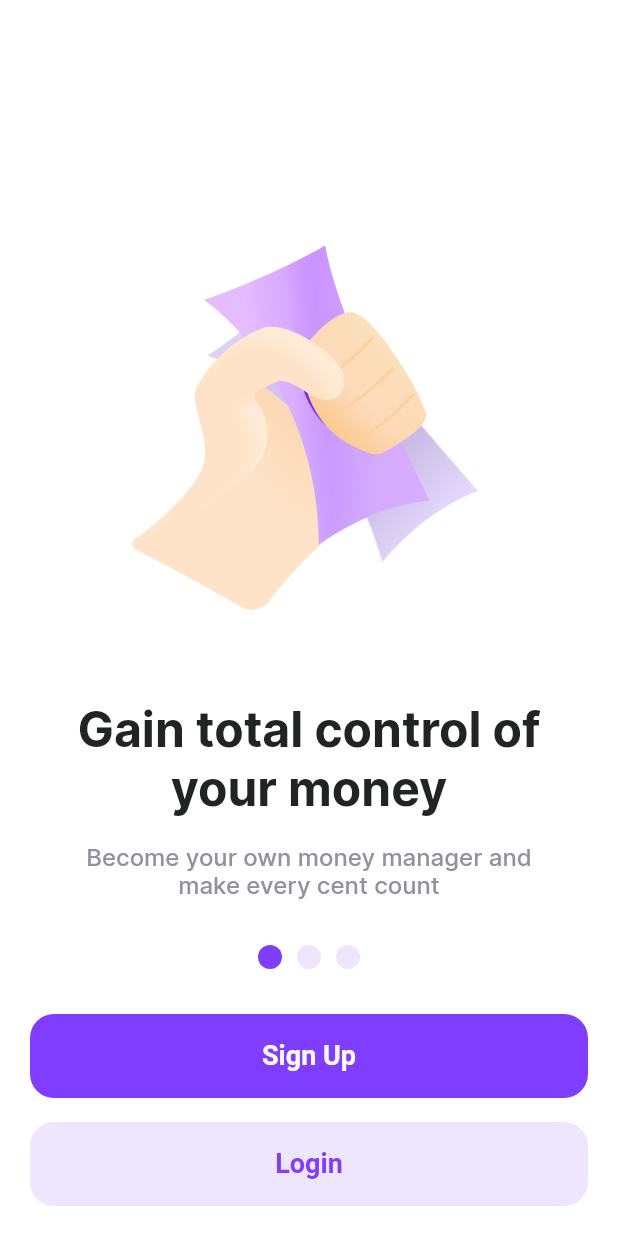
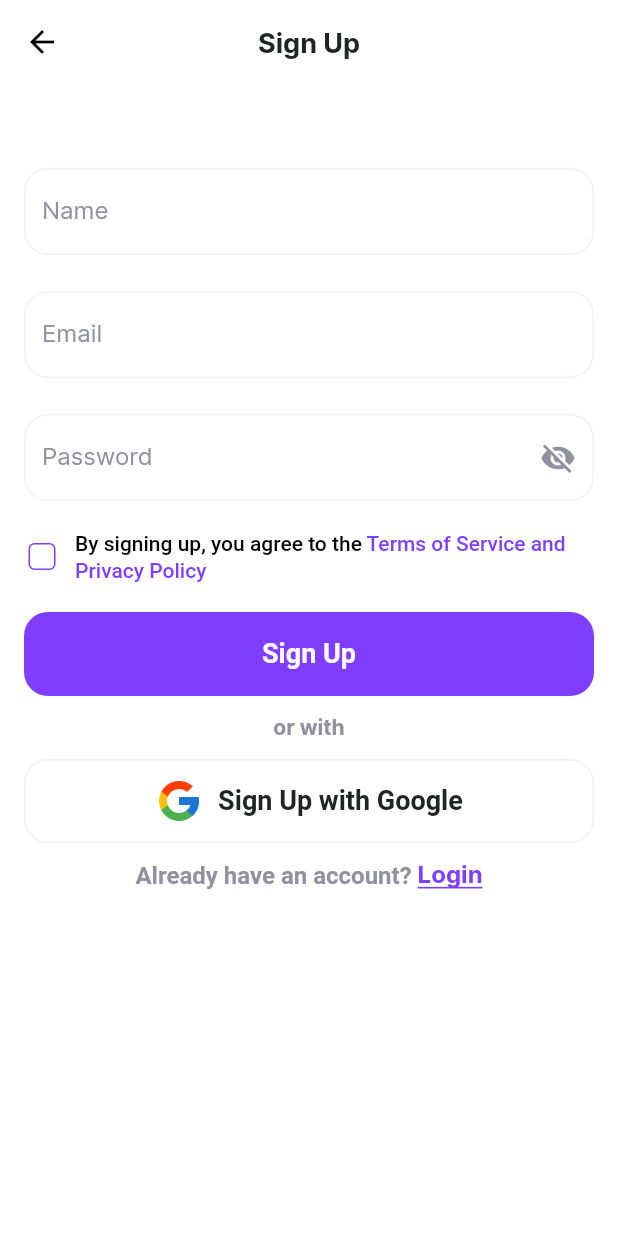
Before and after one commit to Manuelkpatsu/montra, a Flutter app: the screen it shows after launch, after a tap on "Sign Up", on a phone screen of 412 x 824 dp. Run offline on Flutter 3.47's test engine with Material 2 defaults, Android fonts, the phone set to English and light mode, and no system bars; drawn by our look-alikes of smooth_page_indicator.

Commit message:
Complete UI for sign up screen

```diff
--- a/lib/router.dart
+++ b/lib/router.dart
@@ -2,6 +2,7 @@ import 'package:flutter/material.dart';
 import 'package:montra/screen/splash/splash_screen.dart';
 
 import 'screen/auth/onboarding/onboarding_screen.dart';
+import 'screen/auth/sign_up/sign_up_screen.dart';
 
 class AppRouter {
   static Route<dynamic> generateRoute(RouteSettings settings) {
@@ -10,6 +11,8 @@ class AppRouter {
         return MaterialPageRoute(builder: (_) => const SplashScreen());
       case OnboardingScreen.routeName:
         return MaterialPageRoute(builder: (_) => const OnboardingScreen());
+      case SignUpScreen.routeName:
+        return MaterialPageRoute(builder: (_) => const SignUpScreen());
       default:
         return MaterialPageRoute(
           builder: (_) => Scaffold(
--- a/lib/screen/auth/onboarding/onboarding_screen.dart
+++ b/lib/screen/auth/onboarding/onboarding_screen.dart
@@ -1,5 +1,6 @@
 import 'package:flutter/material.dart';
 import 'package:montra/model/page_view_model.dart';
+import 'package:montra/screen/auth/sign_up/sign_up_screen.dart';
 import 'package:montra/screen/widget/custom_button.dart';
 import 'package:montra/theme/custom_color.dart';
 import 'package:smooth_page_indicator/smooth_page_indicator.dart';
@@ -88,13 +89,14 @@ class _OnboardingScreenState extends State<OnboardingScreen> {
               ),
               const SizedBox(height: 30),
               CustomButton(
-                onPressed: () {},
-                action: 'Sign Up',
+                onPressed: () =>
+                    Navigator.of(context).pushNamed(SignUpScreen.routeName),
+                widget: const Text('Sign Up'),
               ),
               const SizedBox(height: 16),
               CustomButton(
                 onPressed: () {},
-                action: 'Login',
+                widget: const Text('Login'),
                 backgroundColor: CustomColor.violet20Color,
                 textColor: CustomColor.violet100Color,
               ),
--- /dev/null
+++ b/lib/screen/auth/sign_up/sign_up_screen.dart
@@ -0,0 +1,121 @@
+import 'package:flutter/material.dart';
+import 'package:montra/screen/widget/password_input_field.dart';
+import 'package:montra/screen/widget/text_input_field.dart';
+import 'package:montra/theme/custom_color.dart';
+import 'package:montra/utils/validator.dart';
+
+import 'widget/already_have_account.dart';
+import 'widget/google_sign_up_button.dart';
+import 'widget/or_with_text.dart';
+import 'widget/sign_up_button.dart';
+import 'widget/sign_up_text.dart';
+import 'widget/terms_policy_text.dart';
+
+class SignUpScreen extends StatefulWidget {
+  static const routeName = '/sign_up';
+
+  const SignUpScreen({Key? key}) : super(key: key);
+
+  @override
+  State<SignUpScreen> createState() => _SignUpScreenState();
+}
+
+class _SignUpScreenState extends State<SignUpScreen> {
+  final TextEditingController _emailController = TextEditingController();
+  final TextEditingController _nameController = TextEditingController();
+  final TextEditingController _passwordController = TextEditingController();
+  final _formKey = GlobalKey<FormState>();
+  bool _showPassword = true;
+  bool _agreeToPolicy = false;
+
+  @override
+  void dispose() {
+    _emailController.dispose();
+    _nameController.dispose();
+    _passwordController.dispose();
+    super.dispose();
+  }
+
+  @override
+  Widget build(BuildContext context) {
+    return Scaffold(
+      appBar: AppBar(
+        title: const SignUpText(),
+        centerTitle: true,
+      ),
+      body: SingleChildScrollView(
+        padding: const EdgeInsets.symmetric(horizontal: 16),
+        child: Form(
+          key: _formKey,
+          autovalidateMode: AutovalidateMode.onUserInteraction,
+          child: Column(
+            crossAxisAlignment: CrossAxisAlignment.center,
+            children: [
+              const SizedBox(height: 56),
+              TextInputField(
+                controller: _nameController,
+                hintText: 'Name',
+                inputAction: TextInputAction.next,
+                inputType: TextInputType.name,
+                validator: Validator.name,
+              ),
+              const SizedBox(height: 24),
+              TextInputField(
+                controller: _emailController,
+                hintText: 'Email',
+                inputAction: TextInputAction.next,
+                inputType: TextInputType.emailAddress,
+                validator: Validator.email,
+              ),
+              const SizedBox(height: 24),
+              PasswordInputField(
+                controller: _passwordController,
+                inputAction: TextInputAction.done,
+                validator: Validator.password,
+                obscureText: _showPassword,
+                hintText: 'Password',
+                toggle: () => setState(() => _showPassword = !_showPassword),
+              ),
+              const SizedBox(height: 17),
+              Row(
+                crossAxisAlignment: CrossAxisAlignment.center,
+                children: [
+                  Checkbox(
+                    materialTapTargetSize: MaterialTapTargetSize.shrinkWrap,
+                    visualDensity: const VisualDensity(horizontal: -4),
+                    activeColor: CustomColor.violet100Color,
+                    value: _agreeToPolicy,
+                    onChanged: (bool? value) =>
+                        setState(() => _agreeToPolicy = value!),
+                    shape: RoundedRectangleBorder(
+                      borderRadius: BorderRadius.circular(4),
+                    ),
+                    side: const BorderSide(
+                      width: 1,
+                      color: CustomColor.violet100Color,
+                    ),
+                  ),
+                  const SizedBox(width: 10),
+                  TermsPolicyText(onTap: () {}),
+                ],
+              ),
+              const SizedBox(height: 17),
+              SignUpButton(onPressed: () {
+                if (_formKey.currentState!.validate()) {
+                  _formKey.currentState!.reset();
+                }
+              }),
+              const SizedBox(height: 12),
+              const OrWithText(),
+              const SizedBox(height: 12),
+              GoggleSignUpButton(onPressed: () {}),
+              const SizedBox(height: 12),
+              AlreadyHaveAccount(onTap: () {}),
+              const SizedBox(height: 10),
+            ],
+          ),
+        ),
+      ),
+    );
+  }
+}
--- /dev/null
+++ b/lib/screen/auth/sign_up/widget/already_have_account.dart
@@ -0,0 +1,35 @@
+import 'package:flutter/material.dart';
+import 'package:montra/theme/custom_color.dart';
+import 'package:montra/theme/styles.dart';
+
+class AlreadyHaveAccount extends StatelessWidget {
+  final VoidCallback? onTap;
+
+  const AlreadyHaveAccount({Key? key, required this.onTap}) : super(key: key);
+
+  @override
+  Widget build(BuildContext context) {
+    return RichText(
+      textAlign: TextAlign.center,
+      text: TextSpan(
+        text: 'Already have an account? ',
+        style: regular2TextStyle.copyWith(color: CustomColor.lightColor),
+        children: [
+          WidgetSpan(
+            child: InkWell(
+              onTap: onTap,
+              child: Text(
+                'Login',
+                style: regular2TextStyle.copyWith(
+                  color: CustomColor.violet100Color,
+                  decoration: TextDecoration.underline,
+                  decorationColor: CustomColor.violet100Color,
+                ),
+              ),
+            ),
+          ),
+        ],
+      ),
+    );
+  }
+}
--- /dev/null
+++ b/lib/screen/auth/sign_up/widget/google_sign_up_button.dart
@@ -0,0 +1,24 @@
+import 'package:flutter/material.dart';
+import 'package:montra/screen/widget/custom_outline_button.dart';
+
+class GoggleSignUpButton extends CustomOutlinedButton {
+  GoggleSignUpButton({Key? key, required VoidCallback? onPressed})
+      : super(
+          key: key,
+          onPressed: onPressed,
+          widget: Row(
+            crossAxisAlignment: CrossAxisAlignment.center,
+            mainAxisAlignment: MainAxisAlignment.center,
+            children: [
+              Image.asset(
+                'assets/images/google.png',
+                width: 32,
+                height: 32,
+                fit: BoxFit.cover,
+              ),
+              const SizedBox(width: 10),
+              const Text('Sign Up with Google'),
+            ],
+          ),
+        );
+}
--- /dev/null
+++ b/lib/screen/auth/sign_up/widget/or_with_text.dart
@@ -0,0 +1,18 @@
+import 'package:flutter/material.dart';
+import 'package:montra/theme/custom_color.dart';
+import 'package:montra/theme/styles.dart';
+
+class OrWithText extends StatelessWidget {
+  const OrWithText({Key? key}) : super(key: key);
+
+  @override
+  Widget build(BuildContext context) {
+    return Text(
+      'or with',
+      style: regular3TextStyle.copyWith(
+        fontWeight: FontWeight.w700,
+        color: CustomColor.lightColor,
+      ),
+    );
+  }
+}
--- /dev/null
+++ b/lib/screen/auth/sign_up/widget/sign_up_button.dart
@@ -0,0 +1,11 @@
+import 'package:flutter/material.dart';
+import 'package:montra/screen/widget/custom_button.dart';
+
+class SignUpButton extends CustomButton {
+  const SignUpButton({Key? key, required VoidCallback? onPressed})
+      : super(
+          key: key,
+          widget: const Text('Sign Up'),
+          onPressed: onPressed,
+        );
+}
--- /dev/null
+++ b/lib/screen/auth/sign_up/widget/sign_up_text.dart
@@ -0,0 +1,15 @@
+import 'package:flutter/material.dart';
+import 'package:montra/theme/custom_color.dart';
+import 'package:montra/theme/styles.dart';
+
+class SignUpText extends StatelessWidget {
+  const SignUpText({Key? key}) : super(key: key);
+
+  @override
+  Widget build(BuildContext context) {
+    return Text(
+      'Sign Up',
+      style: title3TextStyle.copyWith(color: CustomColor.blackColor),
+    );
+  }
+}
--- /dev/null
+++ b/lib/screen/auth/sign_up/widget/terms_policy_text.dart
@@ -0,0 +1,31 @@
+import 'package:flutter/gestures.dart';
+import 'package:flutter/material.dart';
+import 'package:montra/theme/custom_color.dart';
+import 'package:montra/theme/styles.dart';
+
+class TermsPolicyText extends StatelessWidget {
+  final VoidCallback? onTap;
+
+  const TermsPolicyText({Key? key, required this.onTap}) : super(key: key);
+
+  @override
+  Widget build(BuildContext context) {
+    return Expanded(
+      child: RichText(
+        text: TextSpan(
+          style: regular3TextStyle.copyWith(color: Colors.black),
+          children: <TextSpan>[
+            const TextSpan(text: 'By signing up, you agree to the '),
+            TextSpan(
+              text: 'Terms of Service and Privacy Policy',
+              style: regular3TextStyle.copyWith(
+                color: CustomColor.violet100Color,
+              ),
+              recognizer: TapGestureRecognizer()..onTap = onTap,
+            ),
+          ],
+        ),
+      ),
+    );
+  }
+}
--- a/lib/screen/widget/custom_button.dart
+++ b/lib/screen/widget/custom_button.dart
@@ -3,7 +3,7 @@ import 'package:montra/theme/custom_color.dart';
 import 'package:montra/theme/styles.dart';
 
 class CustomButton extends StatelessWidget {
-  final String action;
+  final Widget widget;
   final VoidCallback? onPressed;
   final double height;
   final double width;
@@ -12,7 +12,7 @@ class CustomButton extends StatelessWidget {
 
   const CustomButton({
     Key? key,
-    required this.action,
+    required this.widget,
     required this.onPressed,
     this.height = 56,
     this.width = double.infinity,
@@ -34,7 +34,7 @@ class CustomButton extends StatelessWidget {
         textStyle: title3TextStyle,
         minimumSize: Size(width, height),
       ),
-      child: Text(action),
+      child: widget,
     );
   }
 }
--- /dev/null
+++ b/lib/screen/widget/custom_outline_button.dart
@@ -0,0 +1,43 @@
+import 'package:flutter/material.dart';
+import 'package:montra/theme/custom_color.dart';
+import 'package:montra/theme/styles.dart';
+
+class CustomOutlinedButton extends StatelessWidget {
+  final Widget widget;
+  final VoidCallback? onPressed;
+  final double height;
+  final double width;
+  final Color backgroundColor;
+  final Color textColor;
+  final Color borderColor;
+
+  const CustomOutlinedButton(
+      {Key? key,
+      required this.widget,
+      required this.onPressed,
+      this.height = 56,
+      this.width = double.infinity,
+      this.backgroundColor = CustomColor.light100Color,
+      this.textColor = CustomColor.blackColor,
+      this.borderColor = CustomColor.light60Color})
+      : super(key: key);
+
+  @override
+  Widget build(BuildContext context) {
+    return OutlinedButton(
+      onPressed: onPressed,
+      child: widget,
+      style: OutlinedButton.styleFrom(
+        shape: RoundedRectangleBorder(
+          borderRadius: BorderRadius.circular(16),
+        ),
+        backgroundColor: backgroundColor,
+        primary: textColor,
+        elevation: 0,
+        textStyle: title3TextStyle,
+        minimumSize: Size(width, height),
+        side: BorderSide(color: borderColor, width: 1),
+      ),
+    );
+  }
+}
--- /dev/null
+++ b/lib/screen/widget/password_input_field.dart
@@ -0,0 +1,73 @@
+import 'package:flutter/material.dart';
+import 'package:montra/theme/custom_color.dart';
+import 'package:montra/theme/styles.dart';
+
+class PasswordInputField extends StatelessWidget {
+  final TextEditingController controller;
+  final TextInputType? inputType;
+  final TextInputAction? inputAction;
+  final FormFieldValidator<String>? validator;
+  final TextCapitalization textCapitalization;
+  final String hintText;
+  final bool? obscureText;
+  final VoidCallback? toggle;
+  final void Function(String)? onChanged;
+  final EdgeInsetsGeometry? contentPadding;
+
+  const PasswordInputField({
+    Key? key,
+    required this.controller,
+    this.inputType,
+    this.inputAction,
+    this.validator,
+    required this.hintText,
+    this.obscureText,
+    this.toggle,
+    this.textCapitalization = TextCapitalization.none,
+    this.onChanged,
+    this.contentPadding,
+  }) : super(key: key);
+
+  @override
+  Widget build(BuildContext context) {
+    return TextFormField(
+      controller: controller,
+      onChanged: onChanged,
+      cursorColor: CustomColor.violet100Color,
+      style: placeholderTextStyle.copyWith(color: CustomColor.blackColor),
+      decoration: InputDecoration(
+        contentPadding: contentPadding,
+        border: OutlineInputBorder(
+          borderRadius: BorderRadius.circular(16),
+          borderSide: const BorderSide(color: CustomColor.light60Color),
+        ),
+        enabledBorder: OutlineInputBorder(
+          borderRadius: BorderRadius.circular(16),
+          borderSide: const BorderSide(color: CustomColor.light60Color),
+        ),
+        focusedBorder: OutlineInputBorder(
+          borderRadius: BorderRadius.circular(16),
+          borderSide: const BorderSide(color: CustomColor.light60Color),
+        ),
+        filled: true,
+        fillColor: CustomColor.light100Color,
+        hintText: hintText,
+        hintStyle: placeholderTextStyle.copyWith(color: CustomColor.lightColor),
+        suffixIcon: IconButton(
+          icon: obscureText!
+              ? const Icon(Icons.visibility_off, color: CustomColor.lightColor)
+              : const Icon(
+                  Icons.visibility_outlined,
+                  color: CustomColor.lightColor,
+                ),
+          onPressed: toggle,
+        ),
+      ),
+      keyboardType: inputType,
+      textInputAction: inputAction,
+      obscureText: obscureText!,
+      validator: validator,
+      textCapitalization: textCapitalization,
+    );
+  }
+}
--- /dev/null
+++ b/lib/screen/widget/text_input_field.dart
@@ -0,0 +1,84 @@
+import 'package:flutter/material.dart';
+import 'package:flutter/services.dart';
+import 'package:montra/theme/custom_color.dart';
+import 'package:montra/theme/styles.dart';
+
+class TextInputField extends StatelessWidget {
+  final TextEditingController controller;
+  final TextInputType? inputType;
+  final TextInputAction? inputAction;
+  final FormFieldValidator<String>? validator;
+  final TextCapitalization textCapitalization;
+  final String hintText;
+  final Widget? suffixIcon;
+  final Widget? prefixIcon;
+  final void Function(String)? onChanged;
+  final int? maxLines;
+  final List<TextInputFormatter>? inputFormatters;
+  final Iterable<String>? autofillHints;
+  final void Function()? onTap;
+  final void Function(String?)? onSaved;
+  final bool autofocus;
+  final EdgeInsetsGeometry? contentPadding;
+
+  const TextInputField({
+    Key? key,
+    required this.controller,
+    this.inputType,
+    this.inputAction,
+    this.validator,
+    required this.hintText,
+    this.suffixIcon,
+    this.prefixIcon,
+    this.textCapitalization = TextCapitalization.none,
+    this.onChanged,
+    this.maxLines,
+    this.inputFormatters,
+    this.autofillHints,
+    this.onTap,
+    this.onSaved,
+    this.autofocus = false,
+    this.contentPadding,
+  }) : super(key: key);
+
+  @override
+  Widget build(BuildContext context) {
+    return TextFormField(
+      autofocus: autofocus,
+      controller: controller,
+      cursorColor: CustomColor.violet100Color,
+      onChanged: onChanged,
+      style: placeholderTextStyle.copyWith(color: CustomColor.blackColor),
+      inputFormatters: inputFormatters,
+      autofillHints: autofillHints,
+      onTap: onTap,
+      onSaved: onSaved,
+      decoration: InputDecoration(
+        contentPadding: contentPadding,
+        border: OutlineInputBorder(
+          borderRadius: BorderRadius.circular(16),
+          borderSide: const BorderSide(color: CustomColor.light60Color),
+        ),
+        enabledBorder: OutlineInputBorder(
+          borderRadius: BorderRadius.circular(16),
+          borderSide: const BorderSide(color: CustomColor.light60Color),
+        ),
+        focusedBorder: OutlineInputBorder(
+          borderRadius: BorderRadius.circular(16),
+          borderSide: const BorderSide(color: CustomColor.light60Color),
+        ),
+        filled: true,
+        fillColor: CustomColor.light100Color,
+        hintText: hintText,
+        hintStyle: placeholderTextStyle.copyWith(color: CustomColor.lightColor),
+        suffixIcon: suffixIcon,
+        prefixIcon: prefixIcon,
+      ),
+      keyboardType: inputType,
+      textInputAction: inputAction,
+      validator: validator,
+      textCapitalization: textCapitalization,
+      maxLines: maxLines,
+    );
+  }
+}
--- a/lib/theme/custom_color.dart
+++ b/lib/theme/custom_color.dart
@@ -25,7 +25,7 @@ class CustomColor {
   static const Color lightColor = Color(0XFF91919F);
   static const Color light20Color = Color(0XFFE3E5E5);
   static const Color light40Color = Color(0XFFF2F4F5);
-  static const Color light60Color = Color(0XFFF7F9FA);
+  static const Color light60Color = Color(0XFFF1F1FA);
   static const Color light80Color = Color(0XFFFBFBFB);
   static const Color light100Color = Color(0XFFFFFFFF);
   static const Color violet20Color = Color(0XFFEEE5FF);
--- a/lib/theme/styles.dart
+++ b/lib/theme/styles.dart
@@ -52,3 +52,9 @@ const TextStyle tinyTextStyle = TextStyle(
   fontSize: 12,
   fontWeight: FontWeight.w500,
 );
+
+const TextStyle placeholderTextStyle = TextStyle(
+  fontSize: 16,
+  fontWeight: FontWeight.w400,
+  height: 1.13,
+);
--- /dev/null
+++ b/lib/utils/validator.dart
@@ -0,0 +1,52 @@
+// ignore_for_file: prefer_function_declarations_over_variables
+
+import 'package:flutter/widgets.dart';
+
+class Validator {
+  static FormFieldValidator<String> email = (email) {
+    if (email == null || email.isEmpty) {
+      return 'Email is required.';
+    }
+
+    String pattern =
+        r"^[a-zA-Z0-9.a-zA-Z0-9.!#$%&'*+-/=?^_`{|}~]+@[a-zA-Z0-9]+\.[a-zA-Z]+";
+    RegExp regExp = RegExp(pattern);
+    if (!regExp.hasMatch(email)) {
+      return 'The email you entered is invalid.';
+    }
+
+    return null;
+  };
+
+  static FormFieldValidator<String> name = (name) {
+    if (name == null || name.isEmpty) {
+      return 'Name is required.';
+    }
+
+    return null;
+  };
+
+  static FormFieldValidator<String> password = (password) {
+    if (password == null || password.isEmpty) {
+      return 'Password is required';
+    }
+
+    if (password.length < 7) {
+      return "Password is invalid.";
+    }
+
+    return null;
+  };
+
+  static FormFieldValidator<String> code = (code) {
+    if (code == null || code.isEmpty) {
+      return 'Code is required.';
+    }
+
+    if (code.length != 4) {
+      return "Code is invalid.";
+    }
+
+    return null;
+  };
+}
```
Also changed, not shown: assets/images/google.png (added).
